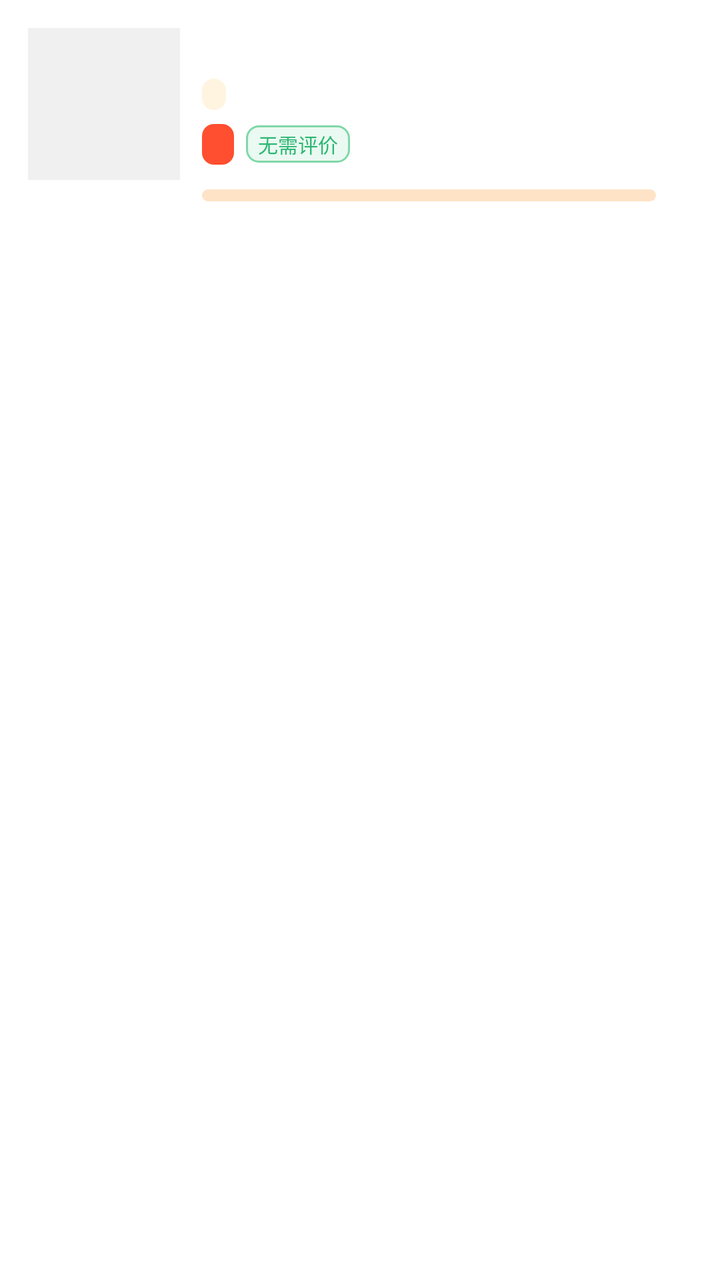
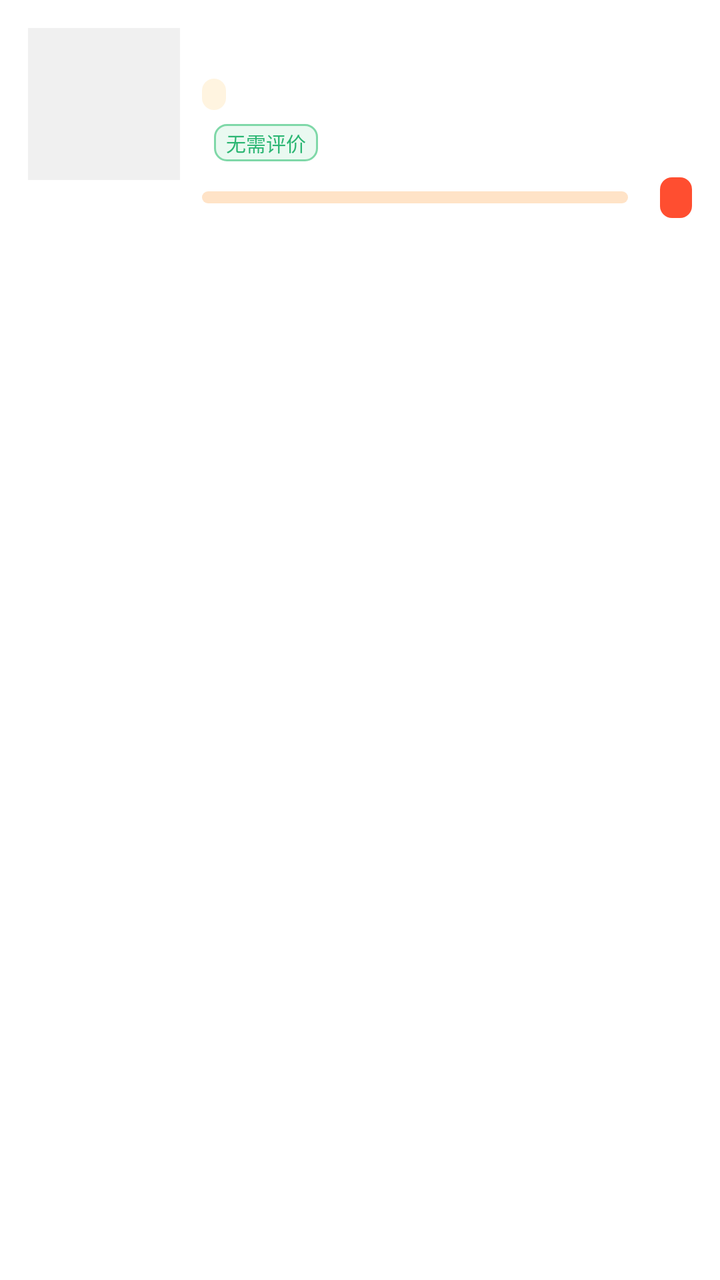

The first picture is an Android layout as it rendered before a commit; the second is the same layout after the commit. The layout source and the unified diff follow.
<!-- AndroidManifest.xml: application theme AppTheme -->
<!-- res/layout/item_card.xml -->
<?xml version="1.0" encoding="utf-8"?>
<LinearLayout xmlns:android="http://schemas.android.com/apk/res/android"
    android:layout_width="match_parent"
    android:layout_height="wrap_content"
    android:layout_marginBottom="10dp"
    android:background="@drawable/bg_card"
    android:orientation="horizontal"
    android:padding="14dp">

    <FrameLayout
        android:layout_width="76dp"
        android:layout_height="76dp">

        <ImageView
            android:id="@+id/ivIcon"
            android:layout_width="match_parent"
            android:layout_height="match_parent"
            android:background="#F0F0F0"
            android:scaleType="centerCrop" />

        <TextView
            android:id="@+id/tvNew"
            android:layout_width="wrap_content"
            android:layout_height="wrap_content"
            android:layout_gravity="top|end"
            android:background="@drawable/bg_badge_new"
            android:paddingLeft="5dp"
            android:paddingRight="5dp"
            android:paddingTop="1dp"
            android:paddingBottom="1dp"
            android:text="NEW"
            android:textColor="#FFFFFF"
            android:textSize="9sp"
            android:textStyle="bold"
            android:visibility="gone" />
    </FrameLayout>

    <LinearLayout
        android:layout_width="0dp"
        android:layout_height="wrap_content"
        android:layout_marginLeft="11dp"
        android:layout_weight="1"
        android:orientation="vertical">

        <LinearLayout
            android:layout_width="match_parent"
            android:layout_height="wrap_content"
            android:orientation="horizontal">

            <TextView
                android:id="@+id/tvName"
                android:layout_width="0dp"
                android:layout_height="wrap_content"
                android:layout_weight="1"
                android:maxLines="2"
                android:textColor="#1A1A1A"
                android:textSize="15sp"
                android:textStyle="bold" />

            <TextView
                android:id="@+id/tvDist"
                android:layout_width="wrap_content"
                android:layout_height="wrap_content"
                android:layout_marginLeft="8dp"
                android:textColor="#9A9A9A"
                android:textSize="11sp" />
        </LinearLayout>

        <LinearLayout
            android:layout_width="match_parent"
            android:layout_height="wrap_content"
            android:layout_marginTop="5dp"
            android:gravity="center_vertical"
            android:orientation="horizontal">

            <TextView
                android:id="@+id/tvPlatform"
                android:layout_width="wrap_content"
                android:layout_height="wrap_content"
                android:background="@drawable/bg_chip_orange"
                android:paddingLeft="6dp"
                android:paddingRight="6dp"
                android:paddingTop="1dp"
                android:paddingBottom="1dp"
                android:textColor="#FF9500"
                android:textSize="10sp" />

            <TextView
                android:id="@+id/tvCount"
                android:layout_width="wrap_content"
                android:layout_height="wrap_content"
                android:layout_marginLeft="8dp"
                android:textColor="#9A9A9A"
                android:textSize="11sp" />

            <TextView
                android:id="@+id/tvCardNew"
                android:layout_width="wrap_content"
                android:layout_height="wrap_content"
                android:layout_marginLeft="8dp"
                android:background="@drawable/bg_badge_new"
                android:paddingLeft="6dp"
                android:paddingRight="6dp"
                android:paddingTop="1dp"
                android:paddingBottom="1dp"
                android:text="NEW"
                android:textColor="#FFFFFF"
                android:textSize="9sp"
                android:textStyle="bold"
                android:visibility="gone" />
        </LinearLayout>

        <LinearLayout
            android:layout_width="match_parent"
            android:layout_height="wrap_content"
            android:layout_marginTop="7dp"
            android:gravity="center_vertical"
            android:orientation="horizontal">

            <TextView
                android:id="@+id/tvRebate"
                android:layout_width="wrap_content"
                android:layout_height="wrap_content"
                android:background="@drawable/bg_chip_rebate"
                android:paddingLeft="8dp"
                android:paddingRight="8dp"
                android:paddingTop="2dp"
                android:paddingBottom="2dp"
                android:textColor="#FFFFFF"
                android:textSize="12sp"
                android:textStyle="bold" />

            <TextView
                android:id="@+id/tvNoReview"
                android:layout_width="wrap_content"
                android:layout_height="wrap_content"
                android:layout_marginLeft="6dp"
                android:background="@drawable/bg_chip_green"
                android:paddingLeft="6dp"
                android:paddingRight="6dp"
                android:paddingTop="2dp"
                android:paddingBottom="2dp"
                android:text="无需评价"
                android:textColor="#2BB673"
                android:textSize="10sp" />

            <TextView
                android:id="@+id/tvExtra"
                android:layout_width="wrap_content"
                android:layout_height="wrap_content"
                android:layout_marginLeft="6dp"
                android:background="@drawable/bg_chip_orange"
                android:paddingLeft="6dp"
                android:paddingRight="6dp"
                android:paddingTop="2dp"
                android:paddingBottom="2dp"
                android:textColor="#FF6D00"
                android:textSize="10sp"
                android:visibility="gone" />
        </LinearLayout>

        <LinearLayout
            android:layout_width="match_parent"
            android:layout_height="wrap_content"
            android:layout_marginTop="8dp"
            android:gravity="center_vertical"
            android:orientation="horizontal">

            <ProgressBar
                android:id="@+id/pbQuota"
                style="?android:attr/progressBarStyleHorizontal"
                android:layout_width="0dp"
                android:layout_height="6dp"
                android:layout_weight="1"
                android:progressDrawable="@drawable/quota_bar" />

            <TextView
                android:id="@+id/tvQuota"
                android:layout_width="wrap_content"
                android:layout_height="wrap_content"
                android:layout_marginLeft="8dp"
                android:textSize="11sp"
                android:textStyle="bold" />

            <TextView
                android:id="@+id/tvTime"
                android:layout_width="wrap_content"
                android:layout_height="wrap_content"
                android:layout_marginLeft="10dp"
                android:textColor="#AAAAAA"
                android:textSize="10sp" />
        </LinearLayout>
    </LinearLayout>
</LinearLayout>
<!-- resources referenced by this layout -->
<resources>
  <!-- drawable bg_badge_new (drawable) -->
  <?xml version="1.0" encoding="utf-8"?>
  <shape xmlns:android="http://schemas.android.com/apk/res/android" android:shape="rectangle">
      <solid android:color="#FF3B30" />
      <corners android:radius="4dp" />
  </shape>
  <!-- drawable bg_card (drawable) -->
  <?xml version="1.0" encoding="utf-8"?>
  <shape xmlns:android="http://schemas.android.com/apk/res/android" android:shape="rectangle">
      <solid android:color="#FFFFFF" />
      <corners android:radius="14dp" />
  </shape>
  <!-- drawable bg_chip_green (drawable) -->
  <?xml version="1.0" encoding="utf-8"?>
  <shape xmlns:android="http://schemas.android.com/apk/res/android" android:shape="rectangle">
      <solid android:color="#EAF9F1" />
      <stroke android:width="1dp" android:color="#7FD8A8" />
      <corners android:radius="6dp" />
  </shape>
  <!-- drawable bg_chip_orange (drawable) -->
  <?xml version="1.0" encoding="utf-8"?>
  <shape xmlns:android="http://schemas.android.com/apk/res/android" android:shape="rectangle">
      <solid android:color="#FFF4E0" />
      <corners android:radius="6dp" />
  </shape>
  <!-- drawable bg_chip_rebate (drawable) -->
  <?xml version="1.0" encoding="utf-8"?>
  <shape xmlns:android="http://schemas.android.com/apk/res/android" android:shape="rectangle">
      <solid android:color="#FF4E30" />
      <corners android:radius="6dp" />
  </shape>
  <!-- drawable quota_bar (drawable) -->
  <?xml version="1.0" encoding="utf-8"?>
  <layer-list xmlns:android="http://schemas.android.com/apk/res/android">
      <item android:id="@android:id/background">
          <shape android:shape="rectangle">
              <solid android:color="#FFE3C7" />
              <corners android:radius="3dp" />
          </shape>
      </item>
      <item android:id="@android:id/progress">
          <clip>
              <shape android:shape="rectangle">
                  <gradient android:startColor="#FFA45B" android:endColor="#FF6D00" android:angle="0" />
                  <corners android:radius="3dp" />
              </shape>
          </clip>
      </item>
  </layer-list>
</resources>

<!-- the commit's change to res/layout/item_card.xml (unified diff, before → after) -->
@@ -94,6 +94,14 @@
                 android:textSize="11sp" />
 
             <TextView
+                android:id="@+id/tvTime"
+                android:layout_width="wrap_content"
+                android:layout_height="wrap_content"
+                android:layout_marginLeft="8dp"
+                android:textColor="#AAAAAA"
+                android:textSize="10sp" />
+
+            <TextView
                 android:id="@+id/tvCardNew"
                 android:layout_width="wrap_content"
                 android:layout_height="wrap_content"
@@ -116,19 +124,6 @@
             android:layout_marginTop="7dp"
             android:gravity="center_vertical"
             android:orientation="horizontal">
-
-            <TextView
-                android:id="@+id/tvRebate"
-                android:layout_width="wrap_content"
-                android:layout_height="wrap_content"
-                android:background="@drawable/bg_chip_rebate"
-                android:paddingLeft="8dp"
-                android:paddingRight="8dp"
-                android:paddingTop="2dp"
-                android:paddingBottom="2dp"
-                android:textColor="#FFFFFF"
-                android:textSize="12sp"
-                android:textStyle="bold" />
 
             <TextView
                 android:id="@+id/tvNoReview"
@@ -183,12 +178,18 @@
                 android:textStyle="bold" />
 
             <TextView
-                android:id="@+id/tvTime"
+                android:id="@+id/tvRebate"
                 android:layout_width="wrap_content"
                 android:layout_height="wrap_content"
-                android:layout_marginLeft="10dp"
-                android:textColor="#AAAAAA"
-                android:textSize="10sp" />
+                android:layout_marginLeft="8dp"
+                android:background="@drawable/bg_chip_rebate"
+                android:paddingLeft="8dp"
+                android:paddingRight="8dp"
+                android:paddingTop="2dp"
+                android:paddingBottom="2dp"
+                android:textColor="#FFFFFF"
+                android:textSize="12sp"
+                android:textStyle="bold" />
         </LinearLayout>
     </LinearLayout>
 </LinearLayout>
